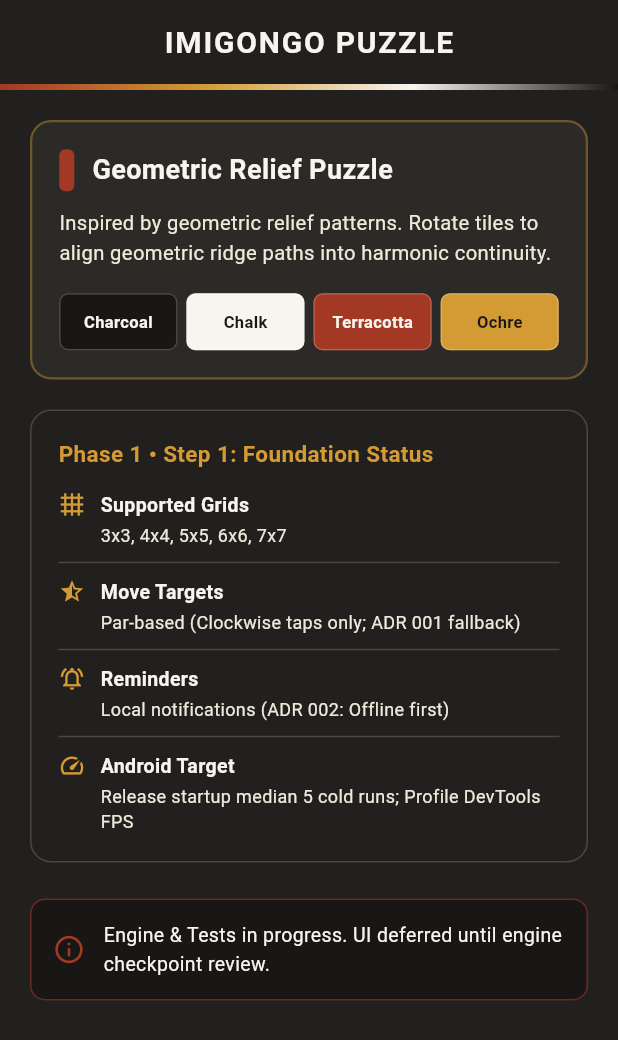
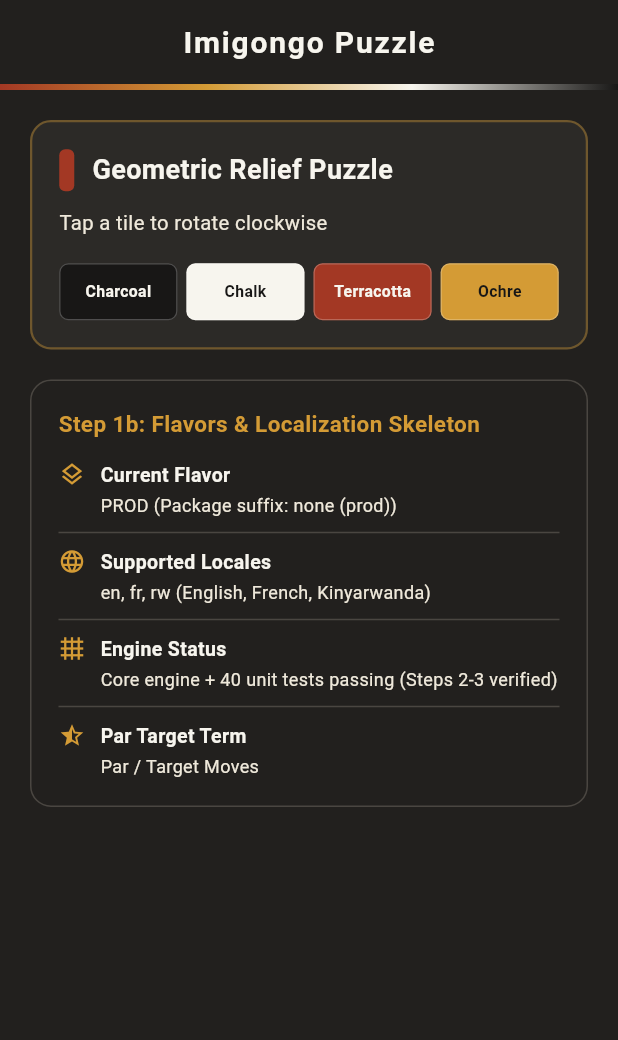
Before and after one commit to christianbugingo/imigongo, a Flutter app: the screen it shows after launch, on a phone screen of 412 x 824 dp. Shown: the top 1040 px of the screen. Run offline on Flutter 3.47's test engine with Material 3 defaults, Android fonts, the phone set to English and light mode, and no system bars.

Commit message:
Step 1b: Flavors (dev, prod) and localization skeleton (en, fr, rw)

````diff
--- /dev/null
+++ b/l10n.yaml
@@ -0,0 +1,4 @@
+arb-dir: lib/l10n
+template-arb-file: app_en.arb
+output-localization-file: app_localizations.dart
+untranslated-messages-file: untranslated_messages.json
--- /dev/null
+++ b/lib/core/config/app_flavor.dart
@@ -0,0 +1,23 @@
+/// Supported application flavors.
+enum AppFlavor {
+  dev('dev', 'Imigongo Dev', '.dev'),
+  prod('prod', 'Imigongo', '');
+
+  final String name;
+  final String appTitle;
+  final String applicationIdSuffix;
+
+  const AppFlavor(this.name, this.appTitle, this.applicationIdSuffix);
+
+  bool get isDev => this == AppFlavor.dev;
+  bool get isProd => this == AppFlavor.prod;
+}
+
+/// Global environment configuration holder.
+class AppConfig {
+  static AppFlavor flavor = AppFlavor.prod;
+
+  static void initialize(AppFlavor targetFlavor) {
+    flavor = targetFlavor;
+  }
+}
--- /dev/null
+++ b/lib/l10n/app_localizations.dart
@@ -0,0 +1,228 @@
+import 'dart:async';
+
+import 'package:flutter/foundation.dart';
+import 'package:flutter/widgets.dart';
+import 'package:flutter_localizations/flutter_localizations.dart';
+import 'package:intl/intl.dart' as intl;
+
+import 'app_localizations_en.dart';
+import 'app_localizations_fr.dart';
+import 'app_localizations_rw.dart';
+
+// ignore_for_file: type=lint
+
+/// Callers can lookup localized strings with an instance of AppLocalizations
+/// returned by `AppLocalizations.of(context)`.
+///
+/// Applications need to include `AppLocalizations.delegate()` in their app's
+/// `localizationDelegates` list, and the locales they support in the app's
+/// `supportedLocales` list. For example:
+///
+/// ```dart
+/// import 'l10n/app_localizations.dart';
+///
+/// return MaterialApp(
+///   localizationsDelegates: AppLocalizations.localizationsDelegates,
+///   supportedLocales: AppLocalizations.supportedLocales,
+///   home: MyApplicationHome(),
+/// );
+/// ```
+///
+/// ## Update pubspec.yaml
+///
+/// Please make sure to update your pubspec.yaml to include the following
+/// packages:
+///
+/// ```yaml
+/// dependencies:
+///   # Internationalization support.
+///   flutter_localizations:
+///     sdk: flutter
+///   intl: any # Use the pinned version from flutter_localizations
+///
+///   # Rest of dependencies
+/// ```
+///
+/// ## iOS Applications
+///
+/// iOS applications define key application metadata, including supported
+/// locales, in an Info.plist file that is built into the application bundle.
+/// To configure the locales supported by your app, you’ll need to edit this
+/// file.
+///
+/// First, open your project’s ios/Runner.xcworkspace Xcode workspace file.
+/// Then, in the Project Navigator, open the Info.plist file under the Runner
+/// project’s Runner folder.
+///
+/// Next, select the Information Property List item, select Add Item from the
+/// Editor menu, then select Localizations from the pop-up menu.
+///
+/// Select and expand the newly-created Localizations item then, for each
+/// locale your application supports, add a new item and select the locale
+/// you wish to add from the pop-up menu in the Value field. This list should
+/// be consistent with the languages listed in the AppLocalizations.supportedLocales
+/// property.
+abstract class AppLocalizations {
+  AppLocalizations(String locale)
+    : localeName = intl.Intl.canonicalizedLocale(locale.toString());
+
+  final String localeName;
+
+  static AppLocalizations? of(BuildContext context) {
+    return Localizations.of<AppLocalizations>(context, AppLocalizations);
+  }
+
+  static const LocalizationsDelegate<AppLocalizations> delegate =
+      _AppLocalizationsDelegate();
+
+  /// A list of this localizations delegate along with the default localizations
+  /// delegates.
+  ///
+  /// Returns a list of localizations delegates containing this delegate along with
+  /// GlobalMaterialLocalizations.delegate, GlobalCupertinoLocalizations.delegate,
+  /// and GlobalWidgetsLocalizations.delegate.
+  ///
+  /// Additional delegates can be added by appending to this list in
+  /// MaterialApp. This list does not have to be used at all if a custom list
+  /// of delegates is preferred or required.
+  static const List<LocalizationsDelegate<dynamic>> localizationsDelegates =
+      <LocalizationsDelegate<dynamic>>[
+        delegate,
+        GlobalMaterialLocalizations.delegate,
+        GlobalCupertinoLocalizations.delegate,
+        GlobalWidgetsLocalizations.delegate,
+      ];
+
+  /// A list of this localizations delegate's supported locales.
+  static const List<Locale> supportedLocales = <Locale>[
+    Locale('en'),
+    Locale('fr'),
+    Locale('rw'),
+  ];
+
+  /// Main title of the application
+  ///
+  /// In en, this message translates to:
+  /// **'Imigongo Puzzle'**
+  String get appTitle;
+
+  /// Subtitle describing the puzzle genre
+  ///
+  /// In en, this message translates to:
+  /// **'Geometric Relief Puzzle'**
+  String get geometricReliefPuzzle;
+
+  /// Label for play action
+  ///
+  /// In en, this message translates to:
+  /// **'Play'**
+  String get play;
+
+  /// Label for settings action
+  ///
+  /// In en, this message translates to:
+  /// **'Settings'**
+  String get settings;
+
+  /// Label for daily puzzle challenge
+  ///
+  /// In en, this message translates to:
+  /// **'Daily Challenge'**
+  String get dailyChallenge;
+
+  /// Counter label for moves taken
+  ///
+  /// In en, this message translates to:
+  /// **'Moves'**
+  String get moves;
+
+  /// Target benchmark moves label
+  ///
+  /// In en, this message translates to:
+  /// **'Par'**
+  String get par;
+
+  /// Full label for target move benchmark
+  ///
+  /// In en, this message translates to:
+  /// **'Target Moves'**
+  String get targetMoves;
+
+  /// Indicator when puzzle is completed
+  ///
+  /// In en, this message translates to:
+  /// **'Solved'**
+  String get solved;
+
+  /// Number of stars earned
+  ///
+  /// In en, this message translates to:
+  /// **'{count, plural, =1{1 Star} other{{count} Stars}}'**
+  String starsEarned(int count);
+
+  /// Gameplay instruction for rotating a tile
+  ///
+  /// In en, this message translates to:
+  /// **'Tap a tile to rotate clockwise'**
+  String get rotateInstruction;
+
+  /// Palette color label for charcoal
+  ///
+  /// In en, this message translates to:
+  /// **'Charcoal'**
+  String get colorCharcoal;
+
+  /// Palette color label for chalk
+  ///
+  /// In en, this message translates to:
+  /// **'Chalk'**
+  String get colorChalk;
+
+  /// Palette color label for terracotta
+  ///
+  /// In en, this message translates to:
+  /// **'Terracotta'**
+  String get colorTerracotta;
+
+  /// Palette color label for ochre
+  ///
+  /// In en, this message translates to:
+  /// **'Ochre'**
+  String get colorOchre;
+}
+
+class _AppLocalizationsDelegate
+    extends LocalizationsDelegate<AppLocalizations> {
+  const _AppLocalizationsDelegate();
+
+  @override
+  Future<AppLocalizations> load(Locale locale) {
+    return SynchronousFuture<AppLocalizations>(lookupAppLocalizations(locale));
+  }
+
+  @override
+  bool isSupported(Locale locale) =>
+      <String>['en', 'fr', 'rw'].contains(locale.languageCode);
+
+  @override
+  bool shouldReload(_AppLocalizationsDelegate old) => false;
+}
+
+AppLocalizations lookupAppLocalizations(Locale locale) {
+  // Lookup logic when only language code is specified.
+  switch (locale.languageCode) {
+    case 'en':
+      return AppLocalizationsEn();
+    case 'fr':
+      return AppLocalizationsFr();
+    case 'rw':
+      return AppLocalizationsRw();
+  }
+
+  throw FlutterError(
+    'AppLocalizations.delegate failed to load unsupported locale "$locale". This is likely '
+    'an issue with the localizations generation tool. Please file an issue '
+    'on GitHub with a reproducible sample app and the gen-l10n configuration '
+    'that was used.',
+  );
+}
--- a/lib/main.dart
+++ b/lib/main.dart
@@ -1,11 +1,17 @@
 import 'package:flutter/material.dart';
+import 'core/config/app_flavor.dart';
 import 'core/theme/imigongo_palette.dart';
 import 'core/theme/imigongo_theme.dart';
-import 'models/puzzle_enums.dart';
+import 'l10n/app_localizations.dart';
+
+void runImigongoApp() {
+  WidgetsFlutterBinding.ensureInitialized();
+  runApp(const ImigongoPuzzleApp());
+}
 
 void main() {
-  WidgetsFlutterBinding.ensureInitialized();
-  runApp(const ImigongoPuzzleApp());
+  AppConfig.initialize(AppFlavor.prod);
+  runImigongoApp();
 }
 
 class ImigongoPuzzleApp extends StatelessWidget {
@@ -14,9 +20,11 @@ class ImigongoPuzzleApp extends StatelessWidget {
   @override
   Widget build(BuildContext context) {
     return MaterialApp(
-      title: 'Imigongo Pattern Puzzle',
-      debugShowCheckedModeBanner: false,
+      title: AppConfig.flavor.appTitle,
+      debugShowCheckedModeBanner: AppConfig.flavor.isDev,
       theme: ImigongoTheme.darkTheme,
+      localizationsDelegates: AppLocalizations.localizationsDelegates,
+      supportedLocales: AppLocalizations.supportedLocales,
       home: const FoundationHomeScreen(),
     );
   }
@@ -27,9 +35,31 @@ class FoundationHomeScreen extends StatelessWidget {
 
   @override
   Widget build(BuildContext context) {
+    final l10n = AppLocalizations.of(context);
+    final isDev = AppConfig.flavor.isDev;
+
     return Scaffold(
       appBar: AppBar(
-        title: const Text('IMIGONGO PUZZLE'),
+        title: Row(
+          mainAxisSize: MainAxisSize.min,
+          children: [
+            Text(l10n?.appTitle ?? 'IMIGONGO PUZZLE'),
+            if (isDev) ...[
+              const SizedBox(width: 8),
+              Container(
+                padding: const EdgeInsets.symmetric(horizontal: 6, vertical: 2),
+                decoration: BoxDecoration(
+                  color: ImigongoPalette.terracotta,
+                  borderRadius: BorderRadius.circular(4),
+                ),
+                child: const Text(
+                  'DEV',
+                  style: TextStyle(fontSize: 10, fontWeight: FontWeight.bold),
+                ),
+              ),
+            ],
+          ],
+        ),
         bottom: PreferredSize(
           preferredSize: const Size.fromHeight(4.0),
           child: Container(
@@ -78,10 +108,10 @@ class FoundationHomeScreen extends StatelessWidget {
                           ),
                         ),
                         const SizedBox(width: 12),
-                        const Expanded(
+                        Expanded(
                           child: Text(
-                            'Geometric Relief Puzzle',
-                            style: TextStyle(
+                            l10n?.geometricReliefPuzzle ?? 'Geometric Relief Puzzle',
+                            style: const TextStyle(
                               fontSize: 18,
                               fontWeight: FontWeight.bold,
                               color: ImigongoPalette.chalk,
@@ -91,26 +121,41 @@ class FoundationHomeScreen extends StatelessWidget {
                       ],
                     ),
                     const SizedBox(height: 12),
-                    const Text(
-                      'Inspired by geometric relief patterns. Rotate tiles to align '
-                      'geometric ridge paths into harmonic continuity.',
-                      style: TextStyle(
+                    Text(
+                      l10n?.rotateInstruction ?? 'Tap a tile to rotate clockwise',
+                      style: const TextStyle(
                         color: ImigongoPalette.parchment,
                         fontSize: 13.5,
                         height: 1.45,
                       ),
                     ),
                     const SizedBox(height: 16),
-                    // Palette Swatches (plain English labels)
+                    // Palette Swatches (using localized strings)
                     Row(
                       children: [
-                        _buildColorPill('Charcoal', ImigongoPalette.charcoal, ImigongoPalette.chalk),
+                        _buildColorPill(
+                          l10n?.colorCharcoal ?? 'Charcoal',
+                          ImigongoPalette.charcoal,
+                          ImigongoPalette.chalk,
+                        ),
                         const SizedBox(width: 6),
-                        _buildColorPill('Chalk', ImigongoPalette.chalk, ImigongoPalette.charcoal),
+                        _buildColorPill(
+                          l10n?.colorChalk ?? 'Chalk',
+                          ImigongoPalette.chalk,
+                          ImigongoPalette.charcoal,
+                        ),
                         const SizedBox(width: 6),
-                        _buildColorPill('Terracotta', ImigongoPalette.terracotta, ImigongoPalette.chalk),
+                        _buildColorPill(
+                          l10n?.colorTerracotta ?? 'Terracotta',
+                          ImigongoPalette.terracotta,
+                          ImigongoPalette.chalk,
+                        ),
                         const SizedBox(width: 6),
-                        _buildColorPill('Ochre', ImigongoPalette.ochre, ImigongoPalette.charcoal),
+                        _buildColorPill(
+                          l10n?.colorOchre ?? 'Ochre',
+                          ImigongoPalette.ochre,
+                          ImigongoPalette.charcoal,
+                        ),
                       ],
                     ),
                   ],
@@ -131,7 +176,7 @@ class FoundationHomeScreen extends StatelessWidget {
                   crossAxisAlignment: CrossAxisAlignment.start,
                   children: [
                     const Text(
-                      'Phase 1 • Step 1: Foundation Status',
+                      'Step 1b: Flavors & Localization Skeleton',
                       style: TextStyle(
                         fontSize: 15,
                         fontWeight: FontWeight.w700,
@@ -140,54 +185,27 @@ class FoundationHomeScreen extends StatelessWidget {
                     ),
                     const SizedBox(height: 14),
                     _buildStatusRow(
+                      icon: Icons.layers_outlined,
+                      title: 'Current Flavor',
+                      value: '${AppConfig.flavor.name.toUpperCase()} (Package suffix: ${AppConfig.flavor.applicationIdSuffix.isEmpty ? "none (prod)" : AppConfig.flavor.applicationIdSuffix})',
+                    ),
+                    const Divider(color: ImigongoPalette.starInactive, height: 20),
+                    _buildStatusRow(
+                      icon: Icons.language,
+                      title: 'Supported Locales',
+                      value: '${AppLocalizations.supportedLocales.map((l) => l.languageCode).join(', ')} (English, French, Kinyarwanda)',
+                    ),
+                    const Divider(color: ImigongoPalette.starInactive, height: 20),
+                    _buildStatusRow(
                       icon: Icons.grid_4x4,
-                      title: 'Supported Grids',
-                      value: GridDimension.values.map((d) => '${d.size}x${d.size}').join(', '),
+                      title: 'Engine Status',
+                      value: 'Core engine + 40 unit tests passing (Steps 2-3 verified)',
                     ),
                     const Divider(color: ImigongoPalette.starInactive, height: 20),
                     _buildStatusRow(
                       icon: Icons.star_half,
-                      title: 'Move Targets',
-                      value: 'Par-based (Clockwise taps only; ADR 001 fallback)',
-                    ),
-                    const Divider(color: ImigongoPalette.starInactive, height: 20),
-                    _buildStatusRow(
-                      icon: Icons.notifications_active_outlined,
-                      title: 'Reminders',
-                      value: 'Local notifications (ADR 002: Offline first)',
-                    ),
-                    const Divider(color: ImigongoPalette.starInactive, height: 20),
-                    _buildStatusRow(
-                      icon: Icons.speed,
-                      title: 'Android Target',
-                      value: 'Release startup median 5 cold runs; Profile DevTools FPS',
-                    ),
-                  ],
-                ),
-              ),
-
-              const SizedBox(height: 24),
-
-              // Checkpoint notice
-              Container(
-                padding: const EdgeInsets.all(14.0),
-                decoration: BoxDecoration(
-                  color: ImigongoPalette.charcoal,
-                  borderRadius: BorderRadius.circular(10),
-                  border: Border.all(color: ImigongoPalette.terracotta.withValues(alpha: 0.6)),
-                ),
-                child: const Row(
-                  children: [
-                    Icon(Icons.info_outline, color: ImigongoPalette.terracotta, size: 22),
-                    SizedBox(width: 12),
-                    Expanded(
-                      child: Text(
-                        'Engine & Tests in progress. UI deferred until engine checkpoint review.',
-                        style: TextStyle(
-                          color: ImigongoPalette.chalk,
-                          fontSize: 13,
-                        ),
-                      ),
+                      title: 'Par Target Term',
+                      value: '${l10n?.par ?? "Par"} / ${l10n?.targetMoves ?? "Target Moves"}',
                     ),
                   ],
                 ),
@@ -213,9 +231,11 @@ class FoundationHomeScreen extends StatelessWidget {
           name,
           style: TextStyle(
             color: textColor,
-            fontSize: 11,
+            fontSize: 10.5,
             fontWeight: FontWeight.bold,
           ),
+          maxLines: 1,
+          overflow: TextOverflow.ellipsis,
         ),
       ),
     );
--- /dev/null
+++ b/lib/main_prod.dart
@@ -0,0 +1,7 @@
+import 'core/config/app_flavor.dart';
+import 'main.dart';
+
+void main() {
+  AppConfig.initialize(AppFlavor.prod);
+  runImigongoApp();
+}
--- a/pubspec.yaml
+++ b/pubspec.yaml
@@ -30,6 +30,9 @@ environment:
 dependencies:
   flutter:
     sdk: flutter
+  flutter_localizations:
+    sdk: flutter
+  intl: ^0.20.3
 
   # The following adds the Cupertino Icons font to your application.
   # Use with the CupertinoIcons class for iOS style icons.
@@ -53,6 +56,7 @@ dev_dependencies:
 
 # The following section is specific to Flutter packages.
 flutter:
+  generate: true
 
   # The following line ensures that the Material Icons font is
   # included with your application, so that you can use the icons in
````
Also changed, not shown: lib/l10n/app_en.arb (added, +68 -0 lines), lib/l10n/app_fr.arb (added, +18 -0 lines), lib/l10n/app_localizations_en.dart (added, +64 -0 lines), lib/l10n/app_localizations_fr.dart (added, +65 -0 lines), lib/l10n/app_localizations_rw.dart (added, +64 -0 lines), lib/l10n/app_rw.arb (added, +18 -0 lines), lib/main_dev.dart (added, +7 -0 lines), pubspec.lock, 6 other files.
